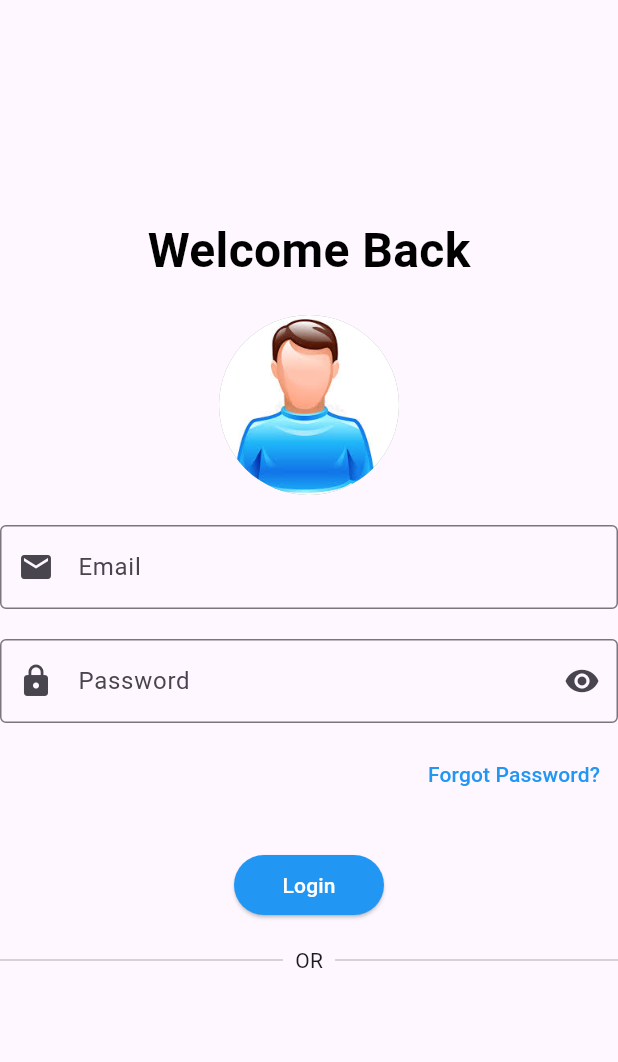
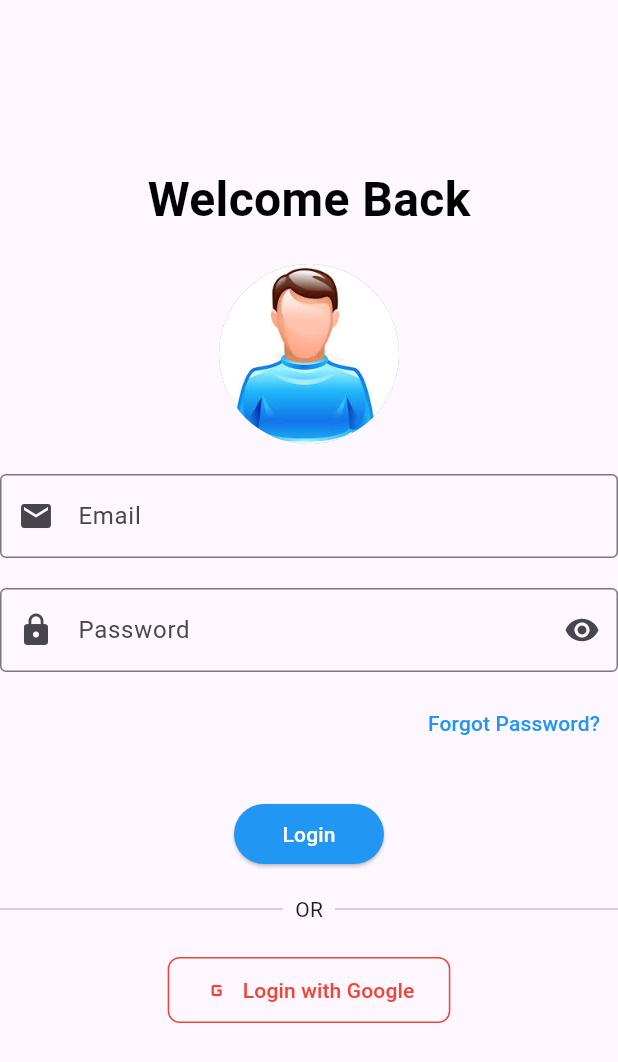
Before and after one commit to muhamadayeshaaulia/week6_splash_screen, a Flutter app: the MyLogin screen opened directly, on a phone screen of 412 x 824 dp. Shown: the top 1062 px of the screen. Run offline on Flutter 3.47's test engine with Material 3 defaults, Android fonts, the phone set to English and light mode, and no system bars.

Commit message:
Memberikan outlinedbutton untuk menambahkan icon goggle untuk opsi login button lainnya dengan warna merah

```diff
--- a/lib/screen/login.dart
+++ b/lib/screen/login.dart
@@ -94,6 +94,23 @@
               Expanded(child: Divider(thickness: 1)),
             ],
           ),
+          SizedBox(height: 20),
+          OutlinedButton.icon(
+            onPressed: () {},
+            icon: Icon(Icons.g_mobiledata, color: Colors.red),
+            label: Text(
+              "Login with Google",
+              style: TextStyle(color: Colors.red),
+            ),
+            style: OutlinedButton.styleFrom(
+              side: BorderSide(color: Colors.red),
+              shape: RoundedRectangleBorder(
+                borderRadius: BorderRadius.circular(8.0),
+              ),
+              padding: EdgeInsets.symmetric(vertical: 12.0, horizontal: 24.0),
+            ),
+          ),
+
           SizedBox(height: 30),
         ],
       ),
```
